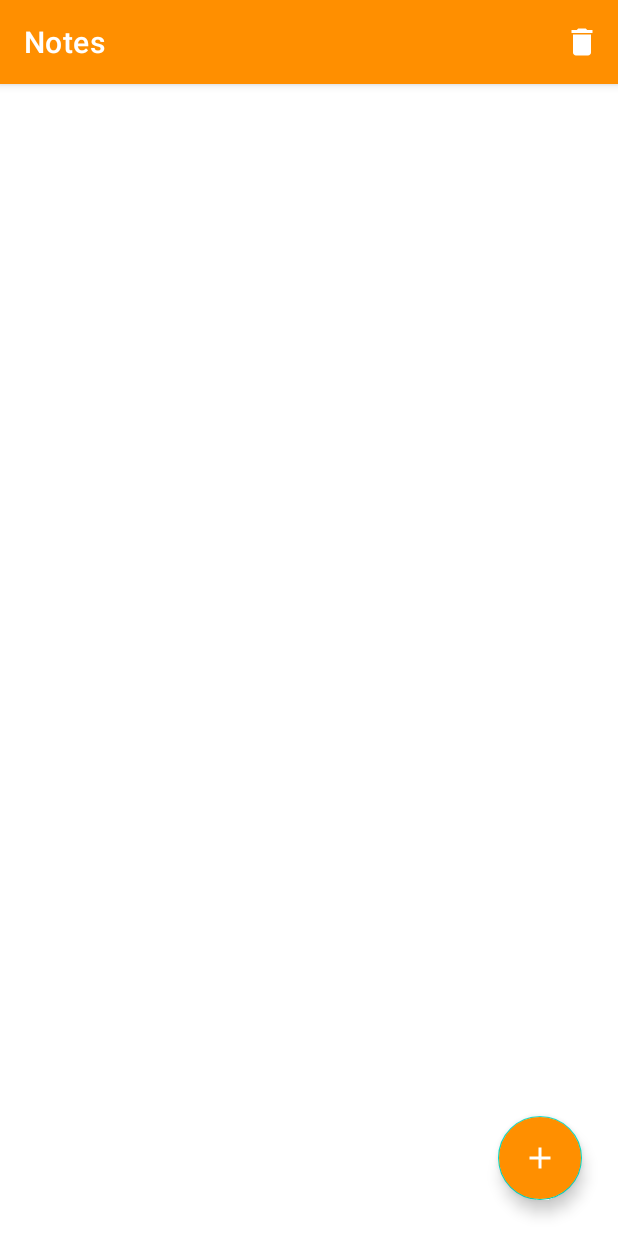
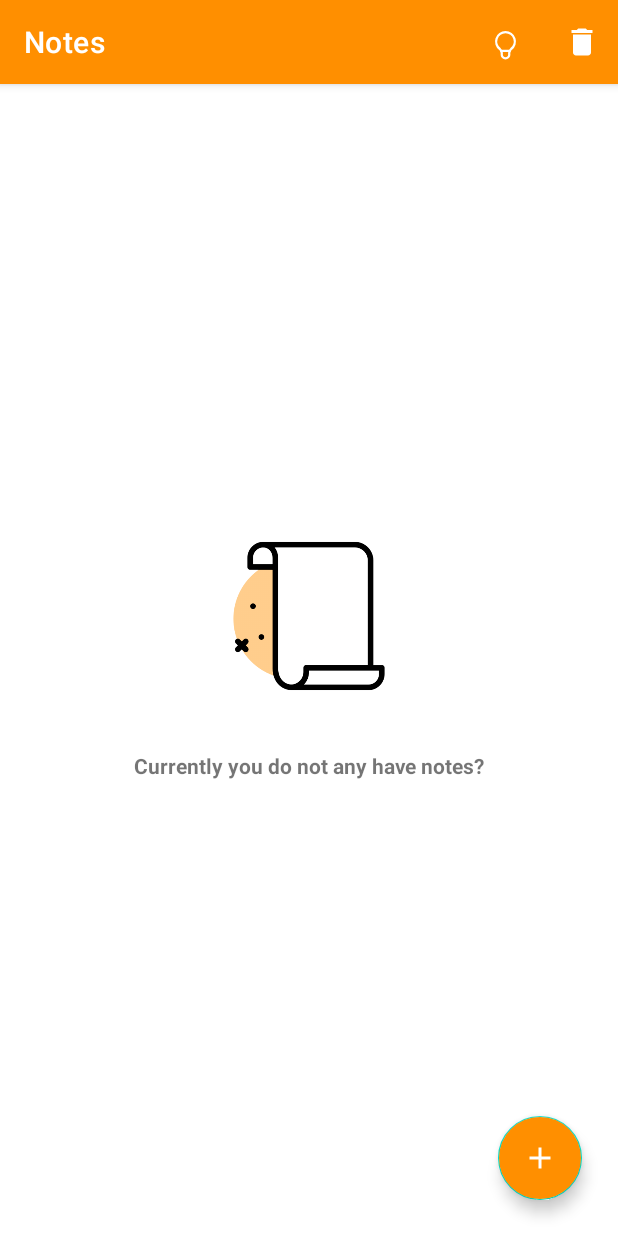
Before and after one commit to Omware/My_Notes, an Android app: the screen it shows after launch (MainActivity), on a phone screen of 412 x 824 dp. Run offline under Robolectric (Android 15) with nearby library versions, the phone set to English and light mode, and no system bars; our stand-ins replace Room's generated code, data binding, navigation-ui.

```diff
--- a/app/build.gradle
+++ b/app/build.gradle
@@ -72,4 +72,5 @@ dependencies {
 
     // Kotlin Extensions and Coroutines support for Room
     implementation "androidx.room:room-ktx:$room_version"
+
 }
--- a/app/src/main/java/com/example/mynotes/adapter/NotesAdapter.kt
+++ b/app/src/main/java/com/example/mynotes/adapter/NotesAdapter.kt
@@ -44,4 +44,5 @@ class NotesAdapter : RecyclerView.Adapter<NotesAdapter.NoteViewHolder>() {
         this.notes = note
         notifyDataSetChanged()
     }
+
 }
--- a/app/src/main/java/com/example/mynotes/ui/activities/MainActivity.kt
+++ b/app/src/main/java/com/example/mynotes/ui/activities/MainActivity.kt
@@ -3,6 +3,7 @@ package com.example.mynotes.ui.activities
 import android.os.Bundle
 import androidx.appcompat.app.AppCompatActivity
 import androidx.navigation.findNavController
+import androidx.navigation.ui.NavigationUI
 import androidx.navigation.ui.setupActionBarWithNavController
 import com.example.mynotes.R
 
@@ -11,7 +12,7 @@ class MainActivity : AppCompatActivity() {
         super.onCreate(savedInstanceState)
         setContentView(R.layout.activity_main)
 
-        setupActionBarWithNavController(findNavController(R.id.nav_host_fragment))
+        setupActionBarWithNavController(this.findNavController(R.id.nav_host_fragment))
     }
 
     override fun onSupportNavigateUp(): Boolean {
--- a/app/src/main/java/com/example/mynotes/ui/fragments/NotesFragment.kt
+++ b/app/src/main/java/com/example/mynotes/ui/fragments/NotesFragment.kt
@@ -1,17 +1,23 @@
 package com.example.mynotes.ui.fragments
 
+import android.content.res.Configuration
 import android.os.Bundle
 import android.view.*
+import androidx.appcompat.app.AppCompatDelegate
 import androidx.databinding.DataBindingUtil
 import androidx.fragment.app.Fragment
-import androidx.lifecycle.Observer
 import androidx.lifecycle.ViewModelProvider
 import androidx.navigation.fragment.findNavController
+import androidx.recyclerview.widget.ItemTouchHelper
 import androidx.recyclerview.widget.LinearLayoutManager
+import androidx.recyclerview.widget.RecyclerView
 import com.example.mynotes.R
 import com.example.mynotes.adapter.NotesAdapter
 import com.example.mynotes.databinding.FragmentNotesBinding
 import com.example.mynotes.viewmodel.NotesViewModel
+import com.google.android.material.dialog.MaterialAlertDialogBuilder
+import com.google.android.material.snackbar.Snackbar
+import kotlinx.android.synthetic.main.notes_lyt.view.*
 
 class NotesFragment : Fragment() {
 
@@ -42,7 +48,12 @@ class NotesFragment : Fragment() {
         }
 
         viewModel.getAllNotes.observe(viewLifecycleOwner, {
-            adapter.setNotes(it)
+            if (it.isEmpty()) {
+                binding.imageLlyt.visibility = View.VISIBLE
+            } else {
+                binding.recyclerView.visibility = View.VISIBLE
+                adapter.setNotes(it)
+            }
         })
 
         return binding.root
@@ -54,20 +65,49 @@ class NotesFragment : Fragment() {
     }
 
     override fun onCreateOptionsMenu(menu: Menu, inflater: MenuInflater) {
-        return inflater.inflate(R.menu.delete_menu, menu)
-
+        return inflater.inflate(R.menu.main_menu, menu)
     }
 
     override fun onOptionsItemSelected(item: MenuItem): Boolean {
-        if (item.itemId == R.id.delete) {
-            deleteAllNotes()
+
+        return when (item.itemId) {
+//            R.id.mode -> {
+//                val mode =
+//                    if ((resources.configuration.uiMode and Configuration.UI_MODE_NIGHT_MASK) == Configuration.UI_MODE_NIGHT_NO) {
+//                        AppCompatDelegate.MODE_NIGHT_YES
+//                    } else {
+//                        AppCompatDelegate.MODE_NIGHT_AUTO_BATTERY
+//                    }
+//
+//                // Change UI Mode
+//                AppCompatDelegate.setDefaultNightMode(mode)
+//                true
+//            }
+
+            R.id.delete -> {
+                deleteAllNotes()
+                true
+            }
+            else -> super.onOptionsItemSelected(item)
         }
-        return super.onOptionsItemSelected(item)
     }
 
     // delete all notes
     private fun deleteAllNotes() {
-        viewModel.deleteAllNotes()
+
+        MaterialAlertDialogBuilder(requireContext())
+            .setTitle("Delete notes")
+            .setMessage("Are you sure you want to delete all your notes?")
+
+            .setNegativeButton("Cancel") { _, _ ->
+                // Respond to negative button press
+            }
+            .setPositiveButton("Delete") { _, _ ->
+                // Respond to positive button press
+                viewModel.deleteAllNotes()
+                binding.recyclerView.visibility = View.GONE
+            }
+            .show()
     }
 
 }
--- a/app/src/main/java/com/example/mynotes/viewmodel/NotesViewModel.kt
+++ b/app/src/main/java/com/example/mynotes/viewmodel/NotesViewModel.kt
@@ -9,6 +9,7 @@ import com.example.mynotes.database.NotesDatabase
 import com.example.mynotes.model.Note
 import com.example.mynotes.repository.NoteRepository
 import kotlinx.coroutines.Dispatchers
+import kotlinx.coroutines.Dispatchers.IO
 import kotlinx.coroutines.launch
 
 class NotesViewModel(application: Application) : AndroidViewModel(application) {
--- /dev/null
+++ b/app/src/main/res/drawable/ic_bulb.xml
@@ -0,0 +1,22 @@
+<?xml version="1.0" encoding="utf-8"?>
+<vector xmlns:android="http://schemas.android.com/apk/res/android"
+    android:width="30dp"
+    android:height="30dp"
+    android:viewportWidth="30"
+    android:viewportHeight="30"
+    android:tint="?attr/colorControlNormal">
+    <path
+        android:fillColor="#00000000"
+        android:pathData="M11.25,20C10.2006,19.2129 9.4254,18.1156 9.0343,16.8635C8.6432,15.6114 8.6559,14.268 9.0707,13.0236C9.4855,11.7791 10.2814,10.6967 11.3456,9.9297C12.4097,9.1627 13.6882,8.75 15,8.75C16.3118,8.75 17.5903,9.1627 18.6544,9.9297C19.7186,10.6967 20.5145,11.7791 20.9293,13.0236C21.3441,14.268 21.3568,15.6114 20.9657,16.8635C20.5746,18.1156 19.7994,19.2129 18.75,20C18.262,20.4831 17.8945,21.0743 17.6773,21.7258C17.4602,22.3773 17.3994,23.0707 17.5,23.75C17.5,24.413 17.2366,25.0489 16.7678,25.5178C16.2989,25.9866 15.663,26.25 15,26.25C14.337,26.25 13.7011,25.9866 13.2322,25.5178C12.7634,25.0489 12.5,24.413 12.5,23.75C12.6006,23.0707 12.5398,22.3773 12.3227,21.7258C12.1055,21.0743 11.738,20.4831 11.25,20"
+        android:strokeWidth="1.5"
+        android:strokeColor="#F2F2F2"
+        android:strokeLineCap="round"
+        android:strokeLineJoin="round" />
+    <path
+        android:fillColor="#00000000"
+        android:pathData="M12.125,21.25H17.875"
+        android:strokeWidth="1.5"
+        android:strokeColor="#F2F2F2"
+        android:strokeLineCap="round"
+        android:strokeLineJoin="round" />
+</vector>
--- a/app/src/main/res/layout/activity_main.xml
+++ b/app/src/main/res/layout/activity_main.xml
@@ -1,5 +1,5 @@
 <?xml version="1.0" encoding="utf-8"?>
-<androidx.constraintlayout.widget.ConstraintLayout xmlns:android="http://schemas.android.com/apk/res/android"
+<merge xmlns:android="http://schemas.android.com/apk/res/android"
     xmlns:app="http://schemas.android.com/apk/res-auto"
     xmlns:tools="http://schemas.android.com/tools"
     android:layout_width="match_parent"
@@ -18,4 +18,4 @@
         app:layout_constraintTop_toTopOf="parent"
         app:navGraph="@navigation/my_nav" />
 
-</androidx.constraintlayout.widget.ConstraintLayout>
+</merge>
--- a/app/src/main/res/layout/fragment_add_note.xml
+++ b/app/src/main/res/layout/fragment_add_note.xml
@@ -23,14 +23,12 @@
             android:maxLength="60"
             android:maxLines="3"
             android:padding="12dp"
-            android:textColor="@color/black"
             android:textColorHint="@android:color/darker_gray"
             android:textSize="30sp"
             app:layout_constraintEnd_toEndOf="parent"
             app:layout_constraintStart_toStartOf="parent"
             app:layout_constraintTop_toTopOf="parent"
             tools:ignore="Autofill" />
-
 
         <com.google.android.material.textfield.TextInputEditText
             android:id="@+id/desc_txt"
--- a/app/src/main/res/layout/fragment_notes.xml
+++ b/app/src/main/res/layout/fragment_notes.xml
@@ -12,10 +12,38 @@
             android:id="@+id/recyclerView"
             android:layout_width="match_parent"
             android:layout_height="match_parent"
+            android:visibility="gone"
             app:layout_constraintBottom_toBottomOf="parent"
             app:layout_constraintEnd_toEndOf="parent"
             app:layout_constraintStart_toStartOf="parent"
             app:layout_constraintTop_toTopOf="parent" />
+
+        <LinearLayout
+            android:id="@+id/image_llyt"
+            android:layout_width="match_parent"
+            android:layout_height="wrap_content"
+            android:orientation="vertical"
+            android:visibility="gone"
+            app:layout_constraintBottom_toBottomOf="parent"
+            app:layout_constraintLeft_toLeftOf="parent"
+            app:layout_constraintRight_toRightOf="parent"
+            app:layout_constraintTop_toTopOf="parent">
+
+            <com.google.android.material.imageview.ShapeableImageView
+                android:layout_width="140dp"
+                android:layout_height="140dp"
+                android:layout_gravity="center"
+                android:src="@drawable/empty_note" />
+
+            <TextView
+                android:layout_width="match_parent"
+                android:layout_height="wrap_content"
+                android:layout_margin="20dp"
+                android:text="Currently you do not any have notes?"
+                android:textAlignment="center"
+                android:textStyle="bold" />
+
+        </LinearLayout>
 
         <com.google.android.material.floatingactionbutton.FloatingActionButton
             android:id="@+id/floatingActionButton"
--- a/app/src/main/res/layout/fragment_update.xml
+++ b/app/src/main/res/layout/fragment_update.xml
@@ -26,11 +26,9 @@
             android:maxLength="60"
             android:maxLines="3"
             android:padding="12dp"
-            android:textColor="@color/black"
             android:textColorHint="@android:color/darker_gray"
             android:textSize="30sp"
             tools:ignore="Autofill" />
-
 
         <com.google.android.material.textfield.TextInputEditText
             android:id="@+id/update_desc_txt"
--- a/app/src/main/res/layout/notes_lyt.xml
+++ b/app/src/main/res/layout/notes_lyt.xml
@@ -1,5 +1,4 @@
 <?xml version="1.0" encoding="utf-8"?>
-
 <com.google.android.material.card.MaterialCardView xmlns:android="http://schemas.android.com/apk/res/android"
     xmlns:app="http://schemas.android.com/apk/res-auto"
     xmlns:tools="http://schemas.android.com/tools"
@@ -7,7 +6,6 @@
     android:layout_width="match_parent"
     android:layout_height="wrap_content"
     android:layout_margin="5dp"
-    android:theme="@style/Theme.MaterialComponents.Light"
     app:cardCornerRadius="10dp">
 
     <androidx.constraintlayout.widget.ConstraintLayout
@@ -20,8 +18,7 @@
             android:layout_height="wrap_content"
             android:layout_marginStart="16dp"
             android:layout_marginTop="16dp"
-            android:textColor="@color/black"
-            android:textSize="20sp"
+            android:textSize="25sp"
             android:textStyle="bold"
             app:layout_constraintStart_toStartOf="parent"
             app:layout_constraintTop_toTopOf="parent"
--- a/app/src/main/res/menu/delete_menu.xml
+++ b/app/src/main/res/menu/main_menu.xml
@@ -1,6 +1,12 @@
 <?xml version="1.0" encoding="utf-8"?>
 <menu xmlns:android="http://schemas.android.com/apk/res/android"
     xmlns:app="http://schemas.android.com/apk/res-auto">
+
+    <item
+        android:id="@+id/mode"
+        android:icon="@drawable/ic_bulb"
+        android:title="@string/mode"
+        app:showAsAction="always" />
 
     <item
         android:id="@+id/delete"
--- a/app/src/main/res/values-night/themes.xml
+++ b/app/src/main/res/values-night/themes.xml
@@ -3,7 +3,7 @@
     <style name="Theme.MyNotes" parent="Theme.MaterialComponents.DayNight.DarkActionBar">
         <!-- Primary brand color. -->
         <item name="colorPrimary">@color/purple_200</item>
-        <item name="colorPrimaryVariant">@color/purple_700</item>
+        <item name="colorPrimaryVariant">@color/black</item>
         <item name="colorOnPrimary">@color/black</item>
         <!-- Secondary brand color. -->
         <item name="colorSecondary">@color/teal_200</item>
@@ -11,6 +11,8 @@
         <item name="colorOnSecondary">@color/black</item>
         <!-- Status bar color. -->
         <item name="android:statusBarColor" tools:targetApi="l">?attr/colorPrimaryVariant</item>
-        <!-- Customize your theme here. -->
+        <!-- navbar. -->
+        <item name="android:navigationBarColor">@color/black</item>
+
     </style>
 </resources>
--- a/app/src/main/res/values/strings.xml
+++ b/app/src/main/res/values/strings.xml
@@ -2,4 +2,5 @@
     <string name="app_name">My Notes</string>
     <!-- TODO: Remove or change this placeholder text -->
     <string name="delete">Delete</string>
+    <string name="mode">Mode</string>
 </resources>
```
Also changed, not shown: app/src/main/java/com/example/mynotes/ui/fragments/UpdateFragment.kt (+41 -3 lines), app/src/main/res/drawable/empty_note.png (added).
